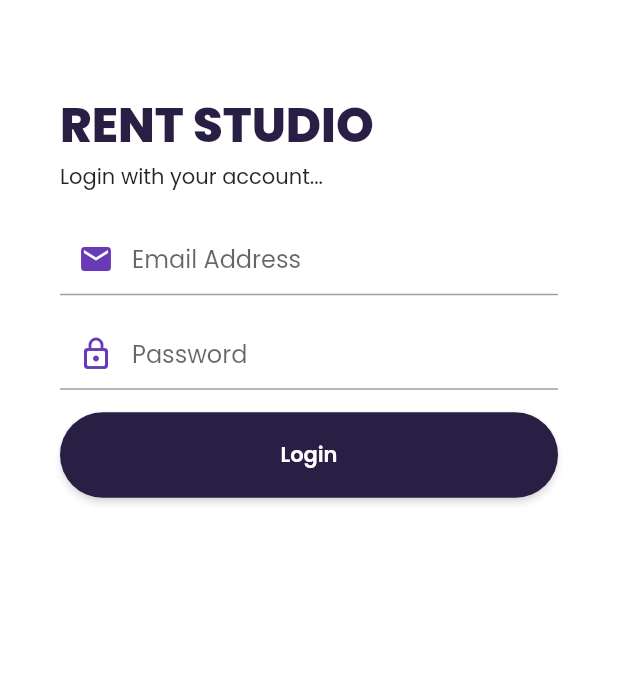
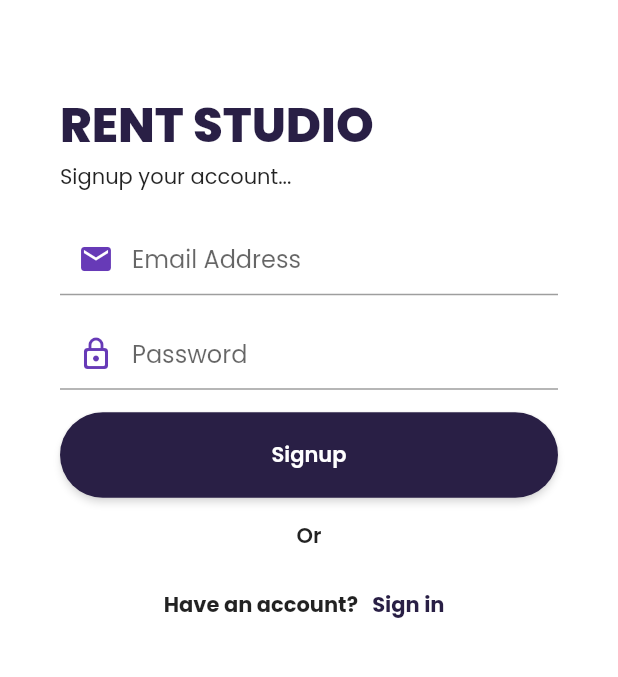
Before and after one commit to mallexibra/RENTStudio_MobileApss, a Flutter app: the screen it shows after launch, on a phone screen of 412 x 824 dp, the part 369-1046 px from its top. Run offline on Flutter 3.47's test engine with Material 2 defaults, Android fonts, the light colour scheme and no system bars; our stand-ins replace google_fonts, hexcolor.

Commit message:
feat(signup): add signup page

```diff
--- a/lib/main.dart
+++ b/lib/main.dart
@@ -1,6 +1,7 @@
 import 'package:flutter/material.dart';
 import 'package:google_fonts/google_fonts.dart';
 import 'package:rent_mobileapps/pages/LoginPage.dart';
+import 'package:rent_mobileapps/pages/SignupPage.dart';
 
 void main() {
   runApp(MyApp());
@@ -20,7 +21,8 @@ class MyApp extends StatelessWidget {
         ),
       ),
       title: 'Flutter Demo',
-      home: LoginPage(),
+      // home: LoginPage(),
+      home: SignupPage(),
     );
   }
 }
--- /dev/null
+++ b/lib/pages/SignupPage.dart
@@ -0,0 +1,128 @@
+import 'package:flutter/material.dart';
+import 'package:google_fonts/google_fonts.dart';
+import 'package:hexcolor/hexcolor.dart';
+
+class SignupPage extends StatefulWidget {
+  SignupPage({super.key});
+
+  @override
+  State<SignupPage> createState() => _SignupPageState();
+}
+
+class _SignupPageState extends State<SignupPage> {
+  List<MaterialColor> colors = [Colors.amber, Colors.blue, Colors.grey];
+  @override
+  Widget build(BuildContext context) {
+    return Scaffold(
+        body: Container(
+            width: double.maxFinite,
+            height: double.maxFinite,
+            color: Colors.white,
+            child: ListView(children: [
+              Container(
+                margin: const EdgeInsets.only(top: 70),
+                child: Column(children: [
+                  Image.asset(
+                    'images/logo.png',
+                    width: 260,
+                  ),
+                  Padding(
+                    padding: const EdgeInsets.symmetric(
+                        horizontal: 40, vertical: 60),
+                    child: Column(
+                      crossAxisAlignment: CrossAxisAlignment.start,
+                      children: [
+                        Text("RENT STUDIO",
+                            textAlign: TextAlign.left,
+                            style: GoogleFonts.poppins(
+                              textStyle: TextStyle(
+                                  fontSize: 32,
+                                  fontWeight: FontWeight.w800,
+                                  color: HexColor('#291F45')),
+                            )),
+                        const Text("Signup your account..."),
+                        const SizedBox(height: 20),
+                        const TextField(
+                          decoration: InputDecoration(
+                              border: UnderlineInputBorder(
+                                borderSide: BorderSide(color: Colors.black),
+                              ),
+                              focusedBorder: UnderlineInputBorder(
+                                  borderSide: BorderSide(color: Colors.black)),
+                              hintText: "Email Address",
+                              prefixIcon: Icon(
+                                Icons.email,
+                                color: Colors.deepPurple,
+                              )),
+                        ),
+                        const SizedBox(height: 15),
+                        const Padding(
+                          padding: EdgeInsets.all(0),
+                          child: TextField(
+                            obscureText: true,
+                            decoration: InputDecoration(
+                              border: UnderlineInputBorder(
+                                  borderSide: BorderSide(color: Colors.black)),
+                              focusedBorder: UnderlineInputBorder(
+                                  borderSide: BorderSide(color: Colors.black)),
+                              hintText: "Password",
+                              prefixIcon: Icon(
+                                Icons.lock_outline_rounded,
+                                color: Colors.deepPurple,
+                              ),
+                            ),
+                          ),
+                        ),
+                        const SizedBox(height: 15),
+                        Row(mainAxisSize: MainAxisSize.max, children: [
+                          Expanded(
+                              child: ElevatedButton(
+                                  style: ElevatedButton.styleFrom(
+                                      padding: const EdgeInsets.symmetric(
+                                          vertical: 18),
+                                      backgroundColor: HexColor("#291F45"),
+                                      shadowColor: Colors.white,
+                                      shape: RoundedRectangleBorder(
+                                          borderRadius:
+                                              BorderRadius.circular(100))),
+                                  onPressed: () {},
+                                  child: const Text(
+                                    "Signup",
+                                    style:
+                                        TextStyle(fontWeight: FontWeight.w600),
+                                  )))
+                        ]),
+                        const SizedBox(height: 15),
+                        const Center(
+                          child: Text(
+                            "Or",
+                            textAlign: TextAlign.center,
+                            style: TextStyle(fontWeight: FontWeight.w600),
+                          ),
+                        ),
+                        const SizedBox(height: 12),
+                        Row(
+                            mainAxisAlignment: MainAxisAlignment.center,
+                            children: [
+                              const Text(
+                                "Have an account? ",
+                                textAlign: TextAlign.center,
+                                style: TextStyle(fontWeight: FontWeight.w700),
+                              ),
+                              TextButton(
+                                  onPressed: () {},
+                                  child: Text(
+                                    "Sign in",
+                                    style: TextStyle(
+                                        color: HexColor('#291F45'),
+                                        fontWeight: FontWeight.bold),
+                                  ))
+                            ])
+                      ],
+                    ),
+                  )
+                ]),
+              )
+            ])));
+  }
+}
```
